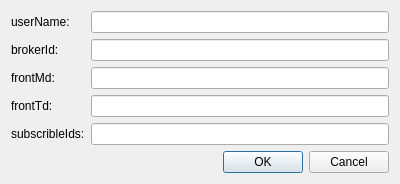
The window that mdsrv/configdialog.ui (ssh352/qtctp-1) describes before a commit, drawn with Qt 5.
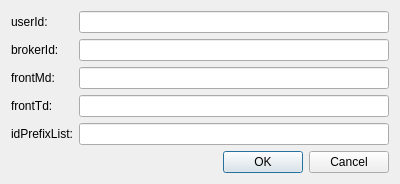
The same window after the commit.

Patch:
```diff
--- a/mdsrv/configdialog.ui
+++ b/mdsrv/configdialog.ui
@@ -17,7 +17,7 @@
    <item row="0" column="0">
     <widget class="QLabel" name="label">
      <property name="text">
-      <string>userName:</string>
+      <string>userId:</string>
      </property>
     </widget>
    </item>
@@ -57,7 +57,7 @@
    <item row="4" column="0">
     <widget class="QLabel" name="label_5">
      <property name="text">
-      <string>subscribleIds:</string>
+      <string>idPrefixList:</string>
      </property>
     </widget>
    </item>
```
Left out of the diff: 4 changed lines with no effect on the pictures.
